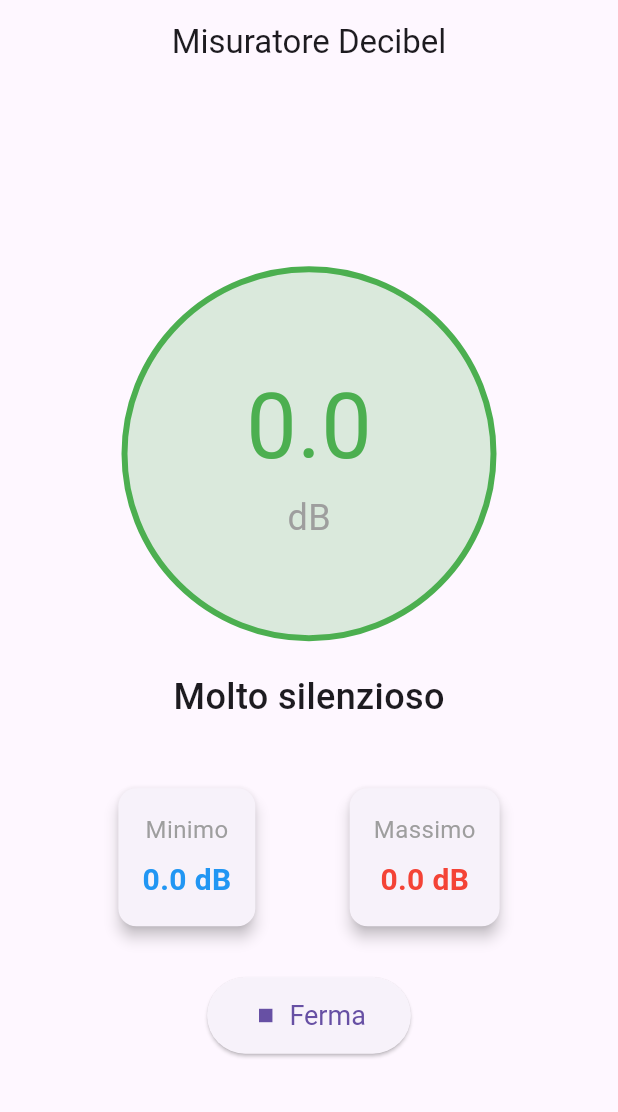
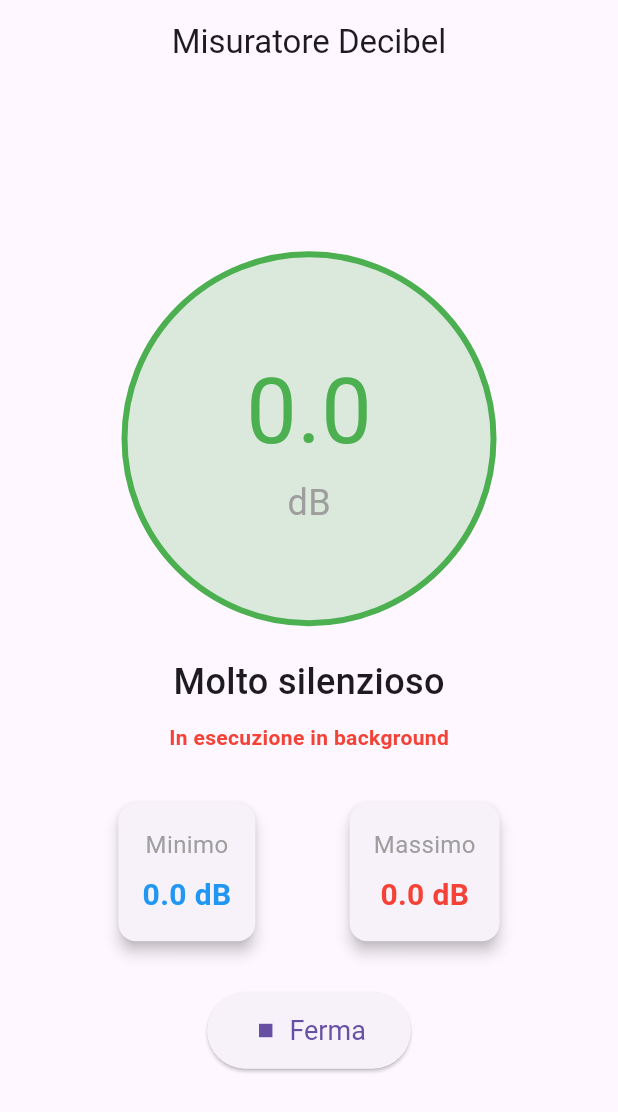
Before and after one commit to michele-lorenzoni/fnoise-meter, a Flutter app: the screen it shows after launch, after a tap on "Inizia Misurazione", on a phone screen of 412 x 824 dp. Shown: the top 1112 px of the screen. Run offline on Flutter 3.47's test engine with Material 3 defaults, Android fonts, the phone set to English and light mode, and no system bars; our stand-ins replace flutter_local_notifications, permission_handler; missing offline and left inert: flutter_background_service, noise_meter; statements that could not run were skipped.

Commit message:
feat(decibel_meter_page.dart): Add background service

```diff
--- a/lib/core/widgets/decibel_meter_page.dart
+++ b/lib/core/widgets/decibel_meter_page.dart
@@ -1,16 +1,153 @@
 import 'package:flutter/material.dart';
 import 'dart:async';
+import 'dart:ui';
 
 import 'package:fnoise_meter/core/utils/decibel_colors.dart' as db_colors;
 import 'package:fnoise_meter/core/utils/permission_handler_utility.dart';
 import 'package:fnoise_meter/core/utils/notification_service.dart';
+import 'package:fnoise_meter/core/widgets/status_card.dart';
 
-import 'package:fnoise_meter/core/widgets/status_card.dart';
-import 'package:fnoise_meter/core/widgets/decibel_display.dart';
-
+import 'package:flutter_background_service/flutter_background_service.dart';
 import 'package:flutter_local_notifications/flutter_local_notifications.dart';
 import 'package:noise_meter/noise_meter.dart';
 import 'package:permission_handler/permission_handler.dart';
+
+// ==========================================
+// INIZIALIZZAZIONE SERVIZIO BACKGROUND
+// ==========================================
+
+Future<void> initializeDecibelService() async {
+  final service = FlutterBackgroundService();
+
+  const AndroidNotificationChannel channel = AndroidNotificationChannel(
+    'decibel_meter_channel',
+    'Decibel Meter Service',
+    description: 'Questo canale è usato per il servizio di misurazione decibel',
+    importance: Importance.low,
+  );
+
+  final FlutterLocalNotificationsPlugin flutterLocalNotificationsPlugin =
+      FlutterLocalNotificationsPlugin();
+
+  await flutterLocalNotificationsPlugin
+      .resolvePlatformSpecificImplementation<
+          AndroidFlutterLocalNotificationsPlugin>()
+      ?.createNotificationChannel(channel);
+
+  await service.configure(
+    iosConfiguration: IosConfiguration(
+      autoStart: false,
+      onForeground: onStartDecibelService,
+      onBackground: onIosBackground,
+    ),
+    androidConfiguration: AndroidConfiguration(
+      onStart: onStartDecibelService,
+      autoStart: false,
+      isForegroundMode: true,
+      notificationChannelId: 'decibel_meter_channel',
+      initialNotificationTitle: 'Misuratore Decibel',
+      initialNotificationContent: 'In attesa di iniziare...',
+      foregroundServiceNotificationId: 888,
+    ),
+  );
+}
+
+@pragma('vm:entry-point')
+Future<bool> onIosBackground(ServiceInstance service) async {
+  WidgetsFlutterBinding.ensureInitialized();
+  DartPluginRegistrant.ensureInitialized();
+  return true;
+}
+
+// ==========================================
+// SERVIZIO BACKGROUND
+// ==========================================
+
+@pragma('vm:entry-point')
+void onStartDecibelService(ServiceInstance service) async {
+  DartPluginRegistrant.ensureInitialized();
+
+  if (service is AndroidServiceInstance) {
+    service.on('setAsForeground').listen((event) {
+      service.setAsForegroundService();
+    });
+
+    service.on('setAsBackground').listen((event) {
+      service.setAsBackgroundService();
+    });
+  }
+
+  NoiseMeter? noiseMeter;
+  StreamSubscription<NoiseReading>? noiseSubscription;
+
+  double currentDecibel = 0.0;
+  double maxDecibel = 0.0;
+  double minDecibel = 0.0;
+
+  // Ascolta il comando di stop
+  service.on('stopService').listen((event) {
+    noiseSubscription?.cancel();
+    noiseSubscription = null;
+    noiseMeter = null;
+    service.stopSelf();
+  });
+
+  // Ascolta il comando di start
+  service.on('startMeasuring').listen((event) async {
+    try {
+      noiseMeter = NoiseMeter();
+
+      noiseSubscription = noiseMeter?.noise.listen(
+        (NoiseReading reading) {
+          currentDecibel = reading.meanDecibel;
+
+          if (maxDecibel == 0.0 || currentDecibel > maxDecibel) {
+            maxDecibel = currentDecibel;
+          }
+
+          if (minDecibel == 0.0 || currentDecibel < minDecibel) {
+            minDecibel = currentDecibel;
+          }
+
+          // Aggiorna la notifica foreground
+          if (service is AndroidServiceInstance) {
+            service.setForegroundNotificationInfo(
+              title: "Misuratore Decibel",
+              content: "${currentDecibel.toStringAsFixed(1)} dB",
+            );
+          }
+
+          // Invia dati all'UI
+          service.invoke('update', {
+            'current': currentDecibel,
+            'max': maxDecibel,
+            'min': minDecibel,
+          });
+        },
+        onError: (error) {
+          print('Errore noise meter: $error');
+          service.invoke('error', {'message': error.toString()});
+        },
+      );
+    } catch (e) {
+      print('Errore avvio misurazione: $e');
+      service.invoke('error', {'message': e.toString()});
+    }
+  });
+
+  // Timer per mantenere il servizio attivo
+  Timer.periodic(const Duration(seconds: 1), (timer) async {
+    if (service is AndroidServiceInstance) {
+      if (await service.isForegroundService()) {
+        // Servizio attivo
+      }
+    }
+  });
+}
+
+// ==========================================
+// UI - PAGINA PRINCIPALE
+// ==========================================
 
 class DecibelMeterPage extends StatefulWidget {
   const DecibelMeterPage({super.key});
@@ -20,39 +157,72 @@ class DecibelMeterPage extends StatefulWidget {
 }
 
 class _DecibelMeterPageState extends State<DecibelMeterPage> {
-  NoiseMeter? _noiseMeter;
-  StreamSubscription<NoiseReading>? _noiseSubscription;
   late FlutterLocalNotificationsPlugin flutterLocalNotificationsPlugin;
 
   double _currentDecibel = 0.0;
   double _maxDecibel = 0.0;
   double _minDecibel = 0.0;
   bool _isRecording = false;
+  bool _serviceInitialized = false;
 
   @override
   void initState() {
     super.initState();
-    _noiseMeter = NoiseMeter();
+
+    _initializeService();
+
     flutterLocalNotificationsPlugin = FlutterLocalNotificationsPlugin();
     var initializationSettingsAndroid =
-        AndroidInitializationSettings('@mipmap/ic_launcher');
-    var initializationSettingsIOS = DarwinInitializationSettings(
-      requestAlertPermission: true, // Richiedi il permesso per gli alert
-      requestBadgePermission: true, // Richiedi il permesso per il badge dell'app
-      requestSoundPermission: true, // Richiedi il permesso per il suono
+        const AndroidInitializationSettings('@mipmap/ic_launcher');
+    var initializationSettingsIOS = const DarwinInitializationSettings(
+      requestAlertPermission: true,
+      requestBadgePermission: true,
+      requestSoundPermission: true,
     );
     var initializationSettings = InitializationSettings(
         android: initializationSettingsAndroid, iOS: initializationSettingsIOS);
     flutterLocalNotificationsPlugin.initialize(initializationSettings);
+
+    // Ascolta gli aggiornamenti dal servizio background
+    FlutterBackgroundService().on('update').listen((event) {
+      if (event != null && mounted) {
+        setState(() {
+          _currentDecibel = event['current'] ?? 0.0;
+          _maxDecibel = event['max'] ?? 0.0;
+          _minDecibel = event['min'] ?? 0.0;
+        });
+      }
+    });
+
+    // Ascolta gli errori dal servizio background
+    FlutterBackgroundService().on('error').listen((event) {
+      if (event != null && mounted) {
+        _showErrorDialog(event['message'] ?? 'Errore sconosciuto');
+        _stopRecording();
+      }
+    });
+  }
+
+  Future<void> _initializeService() async {
+    try {
+      await initializeDecibelService();
+      setState(() {
+        _serviceInitialized = true;
+      });
+    } catch (e) {
+      print('Errore inizializzazione servizio: $e');
+      _showErrorDialog('Errore inizializzazione: $e');
+    }
   }
 
   @override
   void dispose() {
-    _noiseSubscription?.cancel();
+    if (_isRecording) {
+      FlutterBackgroundService().invoke('stopService');
+    }
     super.dispose();
   }
 
-  /// Mostra un dialogo con il messaggio appropriato per il permesso
   void _showPermissionDialog(PermissionResult result) {
     final message = PermissionHandlerUtility.getPermissionMessage(result);
     final isPermanentlyDenied = result == PermissionResult.permanentlyDenied;
@@ -80,31 +250,21 @@ class _DecibelMeterPageState extends State<DecibelMeterPage> {
     );
   }
 
-  void _startRecording() {
+  Future<void> _startRecording() async {
+    if (!_serviceInitialized) {
+      _showErrorDialog('Servizio non inizializzato. Riprova tra poco.');
+      return;
+    }
+
     try {
-      _noiseSubscription = _noiseMeter?.noise.listen(
-        (NoiseReading reading) {
-          setState(() {
-            _currentDecibel = reading.meanDecibel;
+      final isRunning = await FlutterBackgroundService().isRunning();
 
-            if (_maxDecibel == 0.0 || _currentDecibel > _maxDecibel) {
-              _maxDecibel = _currentDecibel;
-            }
+      if (!isRunning) {
+        await FlutterBackgroundService().startService();
+        await Future.delayed(const Duration(milliseconds: 500));
+      }
 
-            if (_minDecibel == 0.0 || _currentDecibel < _minDecibel) {
-              _minDecibel = _currentDecibel;
-            }
-
-            if (_currentDecibel >= 50) {
-              showSimpleNotification(flutterLocalNotificationsPlugin);
-            }
-          });
-        },
-        onError: (error) {
-          _stopRecording();
-          _showErrorDialog('Errore nella lettura del microfono: $error');
-        },
-      );
+      FlutterBackgroundService().invoke('startMeasuring');
 
       setState(() {
         _isRecording = true;
@@ -112,40 +272,40 @@ class _DecibelMeterPageState extends State<DecibelMeterPage> {
         _minDecibel = 0.0;
       });
     } catch (e) {
-      _showErrorDialog('Errore: $e');
+      print('Errore avvio recording: $e');
+      _showErrorDialog('Errore avvio: $e');
     }
   }
 
   void _stopRecording() {
-    _noiseSubscription?.cancel();
+    FlutterBackgroundService().invoke('stopService');
+
     setState(() {
       _isRecording = false;
       _currentDecibel = 0.0;
     });
   }
 
-  void _toggleRecording() async {
+  Future<void> _toggleRecording() async {
     if (_isRecording) {
       _stopRecording();
     } else {
-      // Prima richiedi il permesso del microfono
       final micResult = await PermissionHandlerUtility.requestPermission(Permission.microphone);
 
       if (micResult != PermissionResult.granted) {
         _showPermissionDialog(micResult);
-        return; // Esci se il permesso non è concesso
+        return;
       }
 
-      // Poi richiedi il permesso delle notifiche
       await PermissionHandlerUtility.requestPermission(Permission.notification);
 
-      // Infine avvia la registrazione
-      _startRecording();
+      await _startRecording();
     }
   }
 
-  /// Mostra un dialogo per errori generici
   void _showErrorDialog(String message) {
+    if (!mounted) return;
+
     showDialog(
       context: context,
       builder: (context) => AlertDialog(
@@ -174,10 +334,37 @@ class _DecibelMeterPageState extends State<DecibelMeterPage> {
           child: Column(
             mainAxisAlignment: MainAxisAlignment.center,
             children: [
-              DecibelDisplay(
-                    currentDecibel: _currentDecibel,
-                    isRecording: _isRecording,
+              Container(
+                width: 250,
+                height: 250,
+                decoration: BoxDecoration(
+                  shape: BoxShape.circle,
+                  color: db_colors.getDecibelColor(_currentDecibel).withOpacity(0.2),
+                  border: Border.all(
+                    color: db_colors.getDecibelColor(_currentDecibel),
+                    width: 4,
+                  ),
                 ),
+                child: Column(
+                  mainAxisAlignment: MainAxisAlignment.center,
+                  children: [
+                    Text(
+                      _isRecording ? _currentDecibel.toStringAsFixed(1) : '0.0',
+                      style: TextStyle(
+                        fontSize: 60,
+                        color: db_colors.getDecibelColor(_currentDecibel),
+                      ),
+                    ),
+                    const Text(
+                      'dB',
+                      style: TextStyle(
+                        fontSize: 24,
+                        color: Colors.grey,
+                      ),
+                    ),
+                  ],
+                ),
+              ),
               const SizedBox(height: 20),
               Text(
                 db_colors.getNoiseLevel(_currentDecibel),
@@ -186,7 +373,22 @@ class _DecibelMeterPageState extends State<DecibelMeterPage> {
                   fontWeight: FontWeight.w500,
                 ),
               ),
-              const SizedBox(height: 40),
+              const SizedBox(height: 10),
+              if (_isRecording)
+                const Text(
+                  'In esecuzione in background',
+                  style: TextStyle(
+                    fontSize: 14,
+                    color: Colors.red,
+                    fontWeight: FontWeight.bold,
+                  ),
+                ),
+              if (!_serviceInitialized)
+                const Text(
+                  'Inizializzazione servizio...',
+                  style: TextStyle(fontSize: 12, color: Colors.orange),
+                ),
+              const SizedBox(height: 30),
               if (_isRecording) ...[
                 Row(
                   mainAxisAlignment: MainAxisAlignment.spaceEvenly,
@@ -198,7 +400,7 @@ class _DecibelMeterPageState extends State<DecibelMeterPage> {
                 const SizedBox(height: 30),
               ],
               ElevatedButton.icon(
-                onPressed: _toggleRecording,
+                onPressed: _serviceInitialized ? _toggleRecording : null,
                 icon: Icon(_isRecording ? Icons.stop : Icons.mic),
                 label: Text(_isRecording ? 'Ferma' : 'Inizia Misurazione'),
                 style: ElevatedButton.styleFrom(
```
Also changed, not shown: lib/core/utils/background_service.dart (+12 -3 lines), 1 other file.
